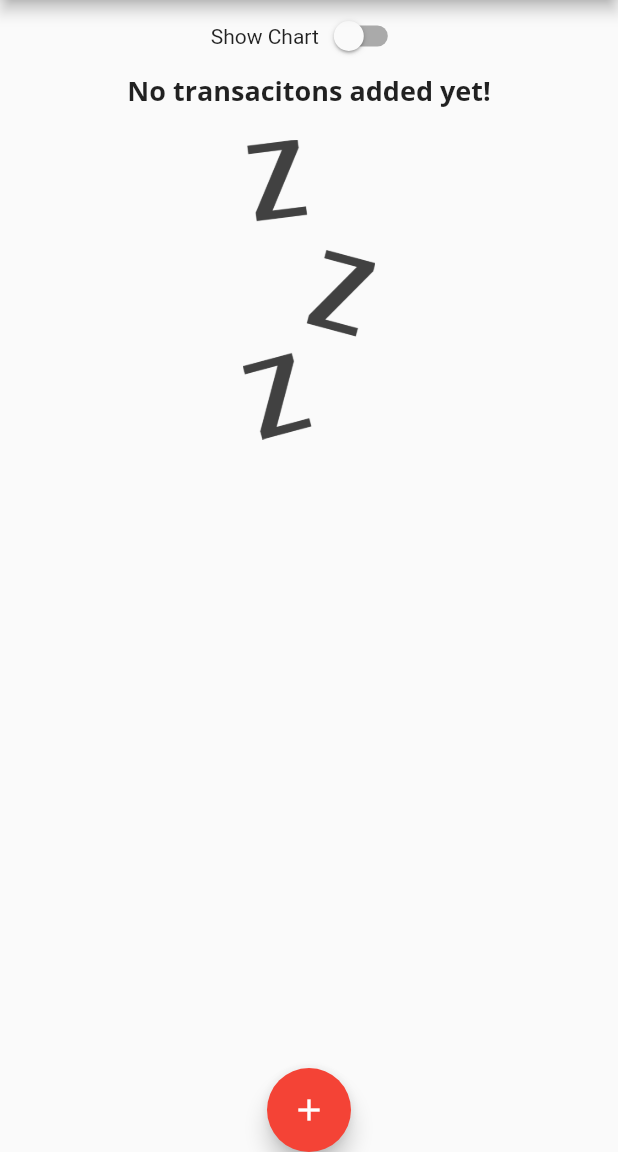
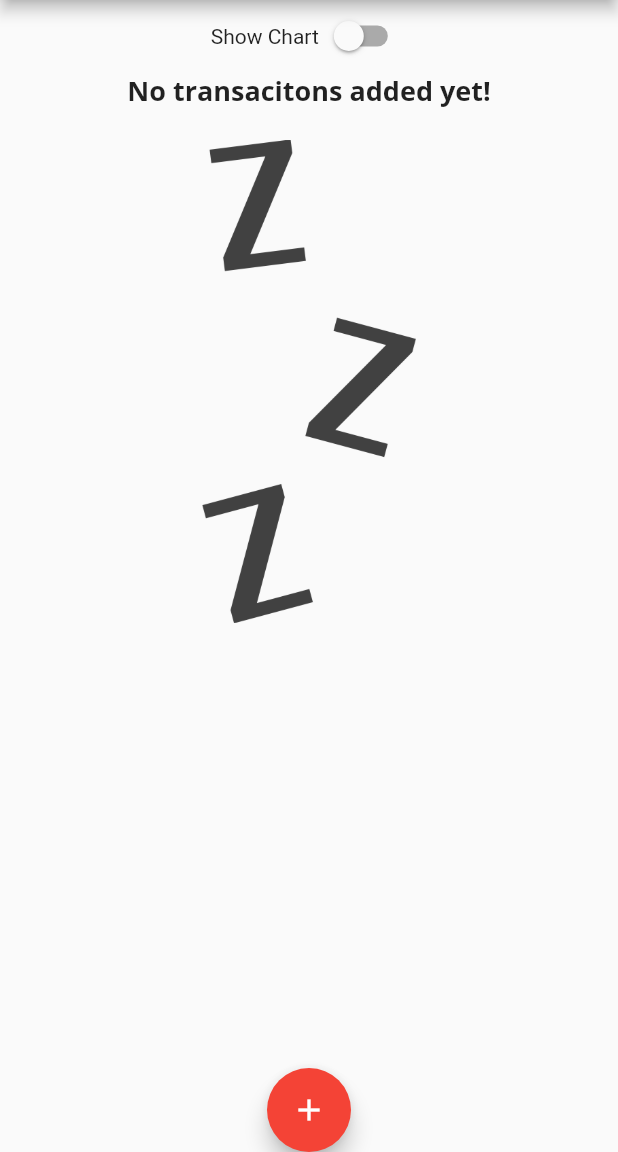
Before and after one commit to sinjikoro/personal_expenses, a Flutter app: the screen it shows after launch, on a phone screen of 412 x 824 dp, the part 84-1236 px from its top. Run offline on Flutter 3.47's test engine with Material 2 defaults, Android fonts, the phone set to English and light mode, and no system bars.

Commit message:
126. Finishing Landscape Mode

```diff
--- a/lib/main.dart
+++ b/lib/main.dart
@@ -133,7 +133,7 @@ class _MyHomePageState extends State<MyHomePage> {
                     height: (MediaQuery.of(context).size.height -
                             appBar.preferredSize.height -
                             MediaQuery.of(context).padding.top) *
-                        0.3,
+                        0.7,
                     child: Chart(_recentTransactions))
                 : SizedBox(
                     height: (MediaQuery.of(context).size.height -
--- a/lib/widgets/transaction_list.dart
+++ b/lib/widgets/transaction_list.dart
@@ -16,7 +16,9 @@ class TransactionList extends StatelessWidget {
         height: MediaQuery.of(context).size.height *
             0.6, //デバイスにあったheight取得を次セッションで行う
         child: transactions.isEmpty
-            ? Column(children: [
+            ? LayoutBuilder(
+                builder: (context, constraints) {
+                  return Column(children: [
                     Text(
                       'No transacitons added yet!',
                       style: Theme.of(context).textTheme.titleMedium,
@@ -25,13 +27,15 @@ class TransactionList extends StatelessWidget {
                       height: 20,
                     ),
                     SizedBox(
-                  height: 200,
+                      height: constraints.maxHeight * 0.6,
                       child: Image.asset(
                         'assets/images/waiting.png',
                         fit: BoxFit.cover,
                       ),
                     )
-              ])
+                  ]);
+                },
+              )
             : ListView.builder(
                 itemCount: transactions.length,
                 itemBuilder: (ctx, index) {
```
Lines whose indentation alone changed are shown as unchanged.
